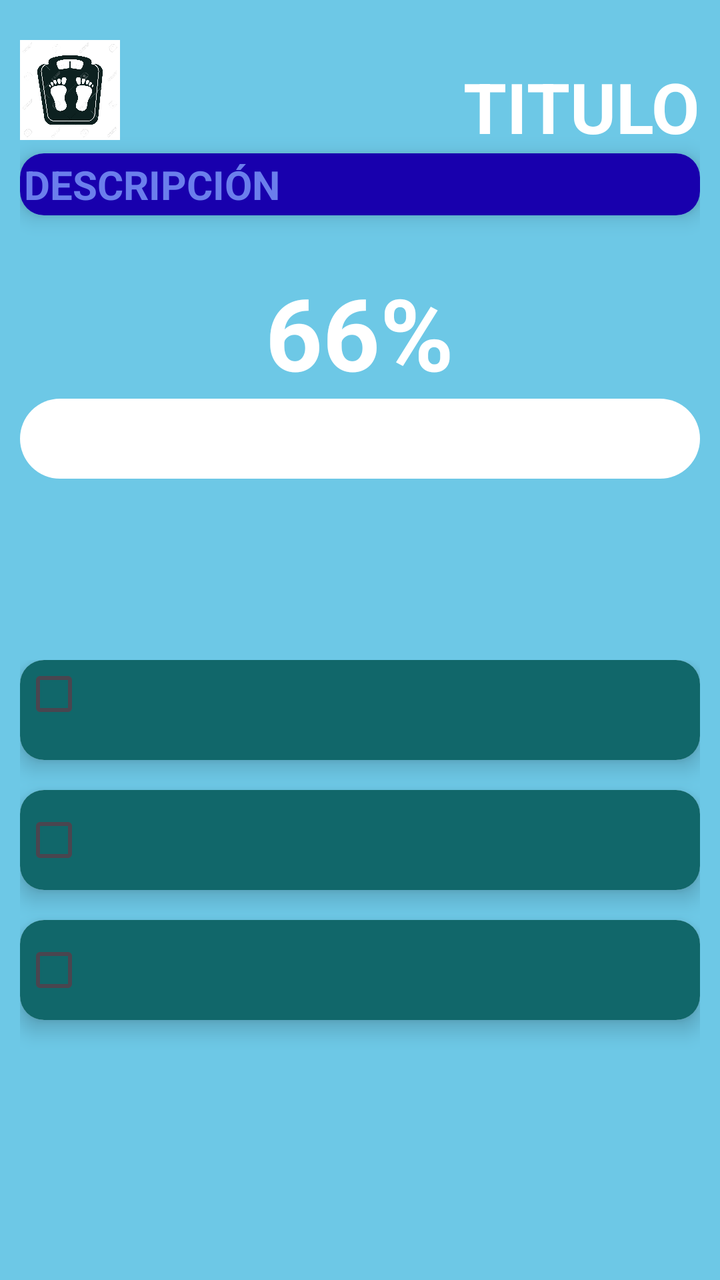
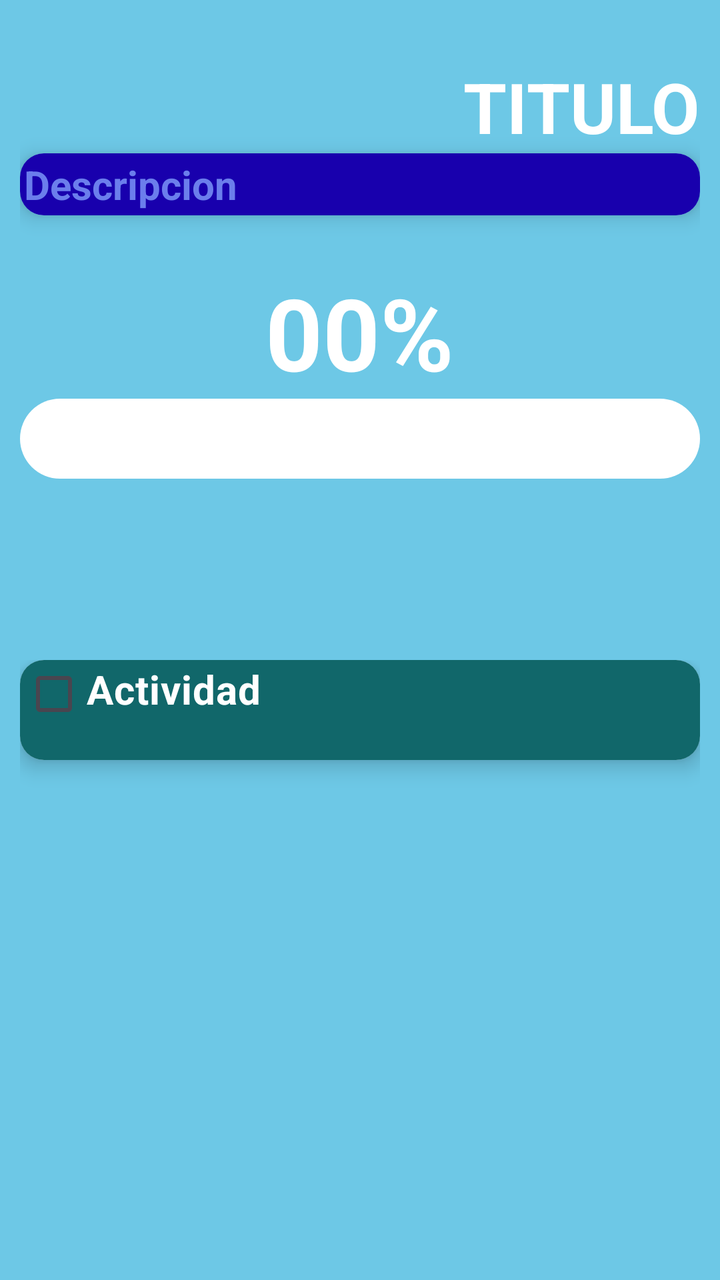

Before-and-after screenshots of an Android layout around one commit, followed by the original layout XML and the change that was made.
<!-- AndroidManifest.xml: application theme Theme.SuperSexiBoys -->
<!-- res/layout/activity_metas_interno.xml -->
<?xml version="1.0" encoding="utf-8"?>
<LinearLayout xmlns:android="http://schemas.android.com/apk/res/android"
    xmlns:app="http://schemas.android.com/apk/res-auto"
    xmlns:tools="http://schemas.android.com/tools"
    android:id="@+id/main"
    android:layout_width="match_parent"
    android:layout_height="match_parent"
    tools:context=".MetasActivity"
    android:orientation="vertical"
    android:weightSum="1"
    android:background="#6DC8E6"
    >


    <LinearLayout
        android:layout_width="match_parent"
        android:layout_height="0dp"
        android:layout_weight="0.5"
        android:padding="10dp"
        android:orientation="vertical"
        >



        <LinearLayout
            android:layout_width="match_parent"
            android:layout_height="wrap_content"
            android:layout_marginTop="10dp"
            android:orientation="horizontal"
            >

            <ImageView
                android:id="@+id/logoMeta"
                android:layout_width="50dp"
                android:layout_height="50dp"
                android:src="@drawable/logobalanza"
                android:layout_gravity="left"
                />

            <LinearLayout
                android:layout_width="match_parent"
                android:layout_height="wrap_content"
                android:layout_marginTop="10dp"
                android:gravity="right"
                android:orientation="horizontal">


            <TextView
                android:id="@+id/tituloMeta"
                android:text=""
                android:hint="TITULO"
                android:textColorHint="@color/white"
                android:layout_width="wrap_content"
                android:layout_height="wrap_content"
                android:textStyle="bold"
                android:textSize="35sp"
                android:textColor="@color/white"/>

            </LinearLayout>


        </LinearLayout>

        <androidx.cardview.widget.CardView
            android:layout_width="match_parent"
            android:layout_height="wrap_content"
            android:layout_marginBottom="15dp"
            app:cardCornerRadius="12dp"
            app:cardElevation="6dp"
            android:layout_gravity="center"
            android:clickable="true"
            >

            <LinearLayout
                android:layout_width="match_parent"
                android:layout_height="wrap_content"
                android:orientation="horizontal"
                android:background="#6DC8E6"
                android:layout_gravity="center"
                >

                <TextView
                    android:id="@+id/descripcionMeta"
                    android:layout_width="match_parent"
                    android:layout_height="wrap_content"
                    android:text=""
                    android:hint="DESCRIPCIÓN"
                    android:padding="2dp"
                    android:textColorHint="#6B7EEC"
                    android:textStyle="bold"
                    android:textSize="20sp"
                    android:background="#1800AD"
                    android:textColor="@color/white" />

            </LinearLayout>
        </androidx.cardview.widget.CardView>

        <LinearLayout
            android:layout_width="match_parent"
            android:layout_height="wrap_content"
            android:layout_marginTop="10dp"
            android:gravity="center"
            android:orientation="horizontal">


            <TextView
                android:id="@+id/porcentajeBarra"
                android:text=""
                android:layout_width="wrap_content"
                android:hint="66%"
                android:textColorHint="@color/white"
                android:layout_height="wrap_content"
                android:textStyle="bold"
                android:textSize="50sp"
                android:textColor="@color/white"/>

        </LinearLayout>

        <ProgressBar
            android:id="@+id/progresoLineal"
            style="?android:attr/progressBarStyleHorizontal"
            android:layout_width="match_parent"
            android:layout_height="40dp"
            android:max="100"
            android:progress="0"
            android:progressDrawable="@drawable/progress_bar"/>>

    </LinearLayout>

    <ScrollView
        android:layout_width="match_parent"
        android:layout_height="0dp"
        android:layout_weight="0.50">

        <LinearLayout
            android:layout_width="match_parent"
            android:layout_height="wrap_content"
            android:orientation="vertical"
            android:padding="10dp">

            <androidx.cardview.widget.CardView
                android:layout_width="match_parent"
                android:layout_height="wrap_content"
                android:layout_marginBottom="15dp"
                app:cardCornerRadius="12dp"
                app:cardElevation="6dp"
                android:clickable="true"
                >

                <LinearLayout
                    android:layout_width="match_parent"
                    android:layout_height="wrap_content"
                    android:orientation="horizontal"
                    android:padding="1dp"
                    android:background="#11676a">

                    <CheckBox
                        android:id="@+id/miCheckBox1"
                        android:layout_width="match_parent"
                        android:layout_height="wrap_content"
                        android:checked="false"
                        android:scaleX="1"
                        android:scaleY="1"
                        android:hint="Actividad 1"
                        android:textColorHint="@color/white"
                        android:gravity="left"
                        android:text=" "
                        android:textColor="@color/white"
                        android:textSize="20sp"
                        android:textStyle="bold" />
                </LinearLayout>
            </androidx.cardview.widget.CardView>

            <androidx.cardview.widget.CardView
                android:layout_width="match_parent"
                android:layout_height="wrap_content"
                android:layout_marginBottom="15dp"
                app:cardCornerRadius="12dp"
                app:cardElevation="6dp"
                android:clickable="true"
                >

                <LinearLayout
                    android:layout_width="match_parent"
                    android:layout_height="wrap_content"
                    android:orientation="horizontal"
                    android:padding="1dp"
                    android:background="#11676a">

                    <CheckBox
                        android:id="@+id/miCheckBox2"
                        android:layout_width="match_parent"
                        android:layout_height="wrap_content"
                        android:checked="false"
                        android:scaleX="1"
                        android:scaleY="1"
                        android:text=" "
                        android:textColor="@color/white"
                        android:textSize="20sp"
                        android:textStyle="bold" />
                </LinearLayout>
            </androidx.cardview.widget.CardView>

            <androidx.cardview.widget.CardView
                android:layout_width="match_parent"
                android:layout_height="wrap_content"
                android:layout_marginBottom="15dp"
                app:cardCornerRadius="12dp"
                app:cardElevation="6dp"
                android:clickable="true"
                >

                <LinearLayout
                    android:layout_width="match_parent"
                    android:layout_height="wrap_content"
                    android:orientation="horizontal"
                    android:padding="1dp"
                    android:background="#11676a">

                    <CheckBox
                        android:id="@+id/miCheckBox3"
                        android:layout_width="match_parent"
                        android:layout_height="wrap_content"
                        android:checked="false"
                        android:scaleX="1"
                        android:scaleY="1"
                        android:text=" "
                        android:textColor="@color/white"
                        android:textSize="20sp"
                        android:textStyle="bold"
                        android:hint="Actividad 1"
                        android:textColorHint="@color/white"
                        />
                </LinearLayout>
            </androidx.cardview.widget.CardView>


        </LinearLayout>
    </ScrollView>


</LinearLayout>
<!-- resources referenced by this layout -->
<resources>
  <color name="white">#FFFFFFFF</color>
  <!-- drawable logobalanza: jpg bitmap (drawable, 100702 bytes) -->
  <!-- drawable progress_bar (drawable) -->
  <layer-list xmlns:android="http://schemas.android.com/apk/res/android">
  
      
      <item android:id="@android:id/background">
          <shape android:shape="rectangle">
              <corners android:radius="20dp"/> 
              <solid android:color="@color/white"/> 
          </shape>
      </item>
  
      
      <item android:id="@android:id/progress">
          <clip>
              <shape android:shape="rectangle">
                  <corners android:radius="20dp"/> 
                  <solid android:color="#147276"/> 
              </shape>
          </clip>
      </item>
  
  </layer-list>
  <style name="Theme.SuperSexiBoys" parent="Base.Theme.SuperSexiBoys" />
  <style name="Base.Theme.SuperSexiBoys" parent="Theme.Material3.DayNight.NoActionBar">
          
          
      </style>
</resources>

<!-- the commit's change to res/layout/activity_metas_interno.xml (unified diff, before → after) -->
@@ -29,13 +29,7 @@
             android:orientation="horizontal"
             >
 
-            <ImageView
-                android:id="@+id/logoMeta"
-                android:layout_width="50dp"
-                android:layout_height="50dp"
-                android:src="@drawable/logobalanza"
-                android:layout_gravity="left"
-                />
+
 
             <LinearLayout
                 android:layout_width="match_parent"
@@ -47,9 +41,7 @@
 
             <TextView
                 android:id="@+id/tituloMeta"
-                android:text=""
-                android:hint="TITULO"
-                android:textColorHint="@color/white"
+                android:text="@string/titulo_meta"
                 android:layout_width="wrap_content"
                 android:layout_height="wrap_content"
                 android:textStyle="bold"
@@ -83,14 +75,12 @@
                     android:id="@+id/descripcionMeta"
                     android:layout_width="match_parent"
                     android:layout_height="wrap_content"
-                    android:text=""
-                    android:hint="DESCRIPCIÓN"
+                    android:text="@string/descripcion_meta"
                     android:padding="2dp"
-                    android:textColorHint="#6B7EEC"
                     android:textStyle="bold"
                     android:textSize="20sp"
                     android:background="#1800AD"
-                    android:textColor="@color/white" />
+                    android:textColor="#6B7EEC" />
 
             </LinearLayout>
         </androidx.cardview.widget.CardView>
@@ -105,10 +95,8 @@
 
             <TextView
                 android:id="@+id/porcentajeBarra"
-                android:text=""
+                android:text="@string/procentaje"
                 android:layout_width="wrap_content"
-                android:hint="66%"
-                android:textColorHint="@color/white"
                 android:layout_height="wrap_content"
                 android:textStyle="bold"
                 android:textSize="50sp"
@@ -161,78 +149,14 @@
                         android:checked="false"
                         android:scaleX="1"
                         android:scaleY="1"
-                        android:hint="Actividad 1"
-                        android:textColorHint="@color/white"
                         android:gravity="left"
-                        android:text=" "
+                        android:text="@string/checkbox_meta"
                         android:textColor="@color/white"
                         android:textSize="20sp"
                         android:textStyle="bold" />
                 </LinearLayout>
             </androidx.cardview.widget.CardView>
 
-            <androidx.cardview.widget.CardView
-                android:layout_width="match_parent"
-                android:layout_height="wrap_content"
-                android:layout_marginBottom="15dp"
-                app:cardCornerRadius="12dp"
-                app:cardElevation="6dp"
-                android:clickable="true"
-                >
-
-                <LinearLayout
-                    android:layout_width="match_parent"
-                    android:layout_height="wrap_content"
-                    android:orientation="horizontal"
-                    android:padding="1dp"
-                    android:background="#11676a">
-
-                    <CheckBox
-                        android:id="@+id/miCheckBox2"
-                        android:layout_width="match_parent"
-                        android:layout_height="wrap_content"
-                        android:checked="false"
-                        android:scaleX="1"
-                        android:scaleY="1"
-                        android:text=" "
-                        android:textColor="@color/white"
-                        android:textSize="20sp"
-                        android:textStyle="bold" />
-                </LinearLayout>
-            </androidx.cardview.widget.CardView>
-
-            <androidx.cardview.widget.CardView
-                android:layout_width="match_parent"
-                android:layout_height="wrap_content"
-                android:layout_marginBottom="15dp"
-                app:cardCornerRadius="12dp"
-                app:cardElevation="6dp"
-                android:clickable="true"
-                >
-
-                <LinearLayout
-                    android:layout_width="match_parent"
-                    android:layout_height="wrap_content"
-                    android:orientation="horizontal"
-                    android:padding="1dp"
-                    android:background="#11676a">
-
-                    <CheckBox
-                        android:id="@+id/miCheckBox3"
-                        android:layout_width="match_parent"
-                        android:layout_height="wrap_content"
-                        android:checked="false"
-                        android:scaleX="1"
-                        android:scaleY="1"
-                        android:text=" "
-                        android:textColor="@color/white"
-                        android:textSize="20sp"
-                        android:textStyle="bold"
-                        android:hint="Actividad 1"
-                        android:textColorHint="@color/white"
-                        />
-                </LinearLayout>
-            </androidx.cardview.widget.CardView>
 
 
         </LinearLayout>
<!-- resource entries referenced after the edit -->
@@ -1,7 +1,6 @@
 <!-- resources referenced by this layout -->
 <resources>
   <color name="white">#FFFFFFFF</color>
-  <!-- drawable logobalanza: jpg bitmap (drawable, 100702 bytes) -->
   <!-- drawable progress_bar (drawable) -->
   <layer-list xmlns:android="http://schemas.android.com/apk/res/android">
   
@@ -24,6 +23,10 @@
       </item>
   
   </layer-list>
+  <string name="checkbox_meta"> Actividad </string>
+  <string name="descripcion_meta"> Descripcion </string>
+  <string name="procentaje"> 00% </string>
+  <string name="titulo_meta"> TITULO </string>
   <style name="Theme.SuperSexiBoys" parent="Base.Theme.SuperSexiBoys" />
   <style name="Base.Theme.SuperSexiBoys" parent="Theme.Material3.DayNight.NoActionBar">
           
